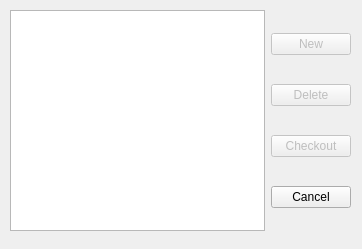
Before: the Qt Designer form vcs/dvcs/ui/branchmanager.ui in KDE/kdevelop, drawn with Qt 5.
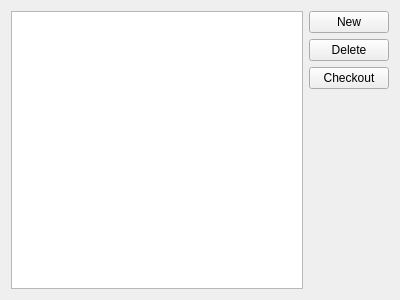
After: the same form once the commit is applied.

Commit message: Branch manager refactoring to make it actually work.

The edit to the form file:
```diff
--- a/vcs/dvcs/ui/branchmanager.ui
+++ b/vcs/dvcs/ui/branchmanager.ui
@@ -1,44 +1,23 @@
 <ui version="4.0" >
  <class>BranchDialogBase</class>
- <widget class="QDialog" name="BranchDialogBase" >
-  <property name="geometry" >
+ <widget class="QWidget" name="BranchDialogBase">
+  <property name="geometry">
    <rect>
     <x>0</x>
     <y>0</y>
-    <width>362</width>
-    <height>249</height>
+    <width>400</width>
+    <height>300</height>
    </rect>
   </property>
   <property name="windowTitle" >
    <string>Branch Manager</string>
   </property>
-  <property name="locale" >
-   <locale country="UnitedStates" language="English" />
-  </property>
-  <property name="modal" >
-   <bool>false</bool>
-  </property>
-  <widget class="QWidget" name="layoutWidget" >
-   <property name="geometry" >
-    <rect>
-     <x>10</x>
-     <y>10</y>
-     <width>341</width>
-     <height>221</height>
-    </rect>
-   </property>
-   <layout class="QHBoxLayout" name="horizontalLayout" >
+  <layout class="QGridLayout" name="gridLayout">
+   <item row="0" column="1">
+    <layout class="QVBoxLayout" name="verticalLayout">
     <item>
-     <widget class="QListWidget" name="branchWidget" />
-    </item>
-    <item>
-     <layout class="QVBoxLayout" name="verticalLayout" >
-      <item>
-       <widget class="QPushButton" name="newButton" >
-        <property name="enabled" >
-         <bool>false</bool>
-        </property>
-        <property name="toolTip" >
+      <widget class="QPushButton" name="newButton">
+       <property name="toolTip">
          <string>Creates new branch based on the selected branch</string>
         </property>
         <property name="text" >
@@ -47,11 +26,8 @@
        </widget>
       </item>
       <item>
-       <widget class="QPushButton" name="deleteButton" >
-        <property name="enabled" >
-         <bool>false</bool>
-        </property>
-        <property name="toolTip" >
+      <widget class="QPushButton" name="deleteButton">
+       <property name="toolTip">
          <string>The same as git branch -D</string>
         </property>
         <property name="text" >
@@ -60,11 +36,8 @@
        </widget>
       </item>
       <item>
-       <widget class="QPushButton" name="checkoutButton" >
-        <property name="enabled" >
-         <bool>false</bool>
-        </property>
-        <property name="toolTip" >
+      <widget class="QPushButton" name="checkoutButton">
+       <property name="toolTip">
          <string>Checkout to the selected branch</string>
         </property>
         <property name="text" >
@@ -73,22 +46,25 @@
        </widget>
       </item>
       <item>
-       <widget class="QPushButton" name="cancelButton" >
-        <property name="text" >
-         <string>Cancel</string>
-        </property>
-       </widget>
+      <spacer name="verticalSpacer">
+       <property name="orientation">
+        <enum>Qt::Vertical</enum>
+       </property>
+       <property name="sizeHint" stdset="0">
+        <size>
+         <width>20</width>
+         <height>40</height>
+        </size>
+       </property>
+      </spacer>
       </item>
      </layout>
     </item>
-   </layout>
-  </widget>
- </widget>
- <tabstops>
-  <tabstop>cancelButton</tabstop>
-  <tabstop>newButton</tabstop>
-  <tabstop>deleteButton</tabstop>
- </tabstops>
+   <item row="0" column="0">
+    <widget class="QListView" name="branchView"/>
+   </item>
+  </layout>
+ </widget>
  <resources/>
  <connections>
   <connection>
```
Left out of the diff: 48 changed lines with no effect on the pictures. Lines whose indentation alone changed are shown as unchanged. The commit also changes 2 other files.
